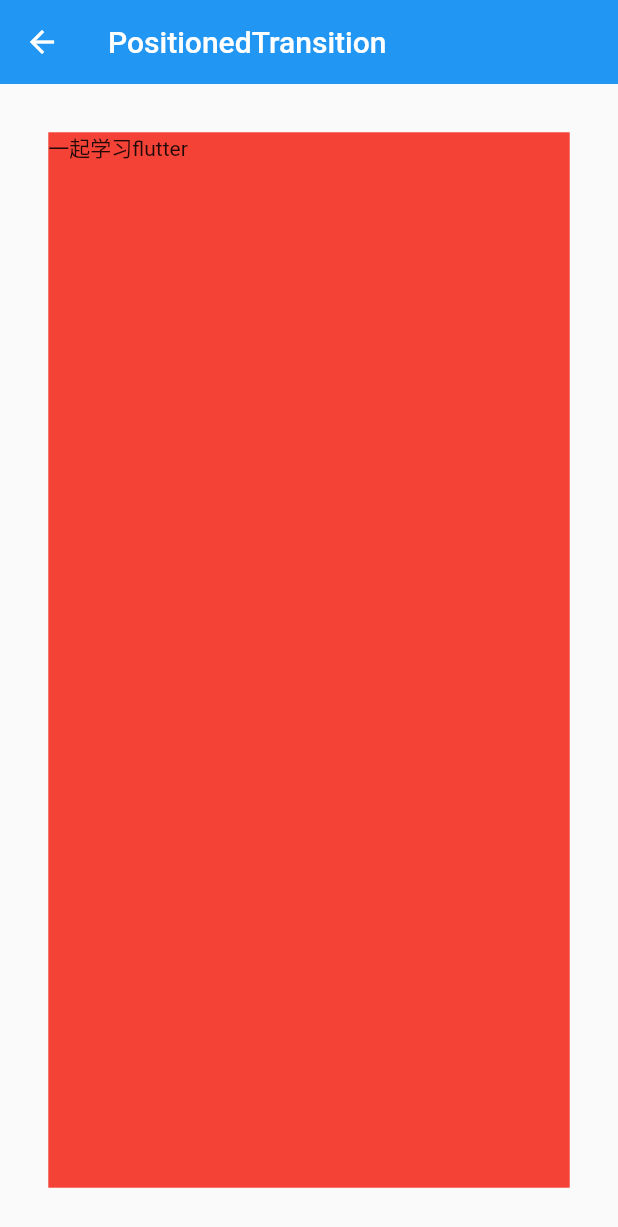
After one commit to codprincess/flutter_base, a Flutter app: the screen it shows after launch, scrolled down 576 dp, after a tap on "PositionedTransition", on a phone screen of 412 x 824 dp. The commit adds this screen. Shown: the top 1227 px of the screen. Run offline on Flutter 3.47's test engine with Material 2 defaults, Android fonts, the phone set to English and light mode, and no system bars; our stand-ins replace shared_preferences; missing offline and left inert: fancy_bottom_navigation_2.

Commit message:
PositionedTransition

```diff
--- /dev/null
+++ b/lib/PositionedTransitionPage.dart
@@ -0,0 +1,61 @@
+import 'package:flutter/material.dart';
+
+class PositionedTransitionPage extends StatefulWidget {
+  const PositionedTransitionPage({Key? key}) : super(key: key);
+
+  @override
+  State<PositionedTransitionPage> createState() => _PositionedTransitionPageState();
+}
+
+class _PositionedTransitionPageState extends State<PositionedTransitionPage> with SingleTickerProviderStateMixin{
+  late AnimationController _controller;
+  late RelativeRectTween _relativeRectTween;
+  late CurvedAnimation _curvedAnimation;
+  @override
+  void initState() {
+    // TODO: implement initState
+    _controller = AnimationController(
+      duration: const Duration(seconds: 2),
+      vsync: this
+    )..repeat(reverse: true);
+
+    _relativeRectTween = RelativeRectTween(
+      begin: const RelativeRect.fromLTRB(100.0, 100.0, 100.0, 100.0),
+      end:const RelativeRect.fromLTRB(20.0, 20.0, 20.0, 20.0)
+    );
+
+    _curvedAnimation = CurvedAnimation(parent: _controller, curve: Curves.ease);
+
+    _curvedAnimation.addListener(() {
+      setState(() {
+       print(_relativeRectTween.toString());
+      });
+    });
+    super.initState();
+  }
+  @override
+  void dispose() {
+    // TODO: implement dispose
+    _controller.dispose();
+    super.dispose();
+  }
+  @override
+  Widget build(BuildContext context) {
+    return Scaffold(
+      appBar: AppBar(title: const Text('PositionedTransition'),),
+      body: Center(
+        child: Stack(
+          children: [
+            PositionedTransition(
+                rect: _relativeRectTween.animate(_curvedAnimation),
+                child: Container(
+                  color: Colors.red,
+                  child: const Text('一起学习flutter'),
+                )
+            )
+          ],
+        ),
+      )
+    );
+  }
+}
--- a/lib/main.dart
+++ b/lib/main.dart
@@ -24,6 +24,7 @@ import 'package:flutter_base/LoginPage.dart';
 import 'package:flutter_base/NestedScrollViewPage.dart';
 import 'package:flutter_base/PaddingPage.dart';
 import 'package:flutter_base/PageViewPage.dart';
+import 'package:flutter_base/PositionedTransitionPage.dart';
 import 'package:flutter_base/RowPage.dart';
 import 'package:flutter_base/ScaffoldPage.dart';
 import 'package:flutter_base/ScaleAnimationPage.dart';
@@ -195,6 +196,7 @@ class _MyAppState extends State<MyApp> {
               'AnimatedModalBarrier_Page':(context)=>AnimatedModalBarrierPage(),
               'DecoratedBoxTransition_Page':(context) => DecoratedBoxTransitionPage(),
               'DefaultTextStyleTransition_page':(context) => DefaultTextStyleTransitionPage(),
+              'PositionedTransition_page':(context) => PositionedTransitionPage(),
 
             },
           );
@@ -649,6 +651,12 @@ class _MyHomePageState extends State<MyHomePage> {
                     },
                     child: const Text('DefaultTextStyleTransition'),
                   ),
+                  ElevatedButton(
+                    onPressed: (){
+                      Navigator.pushNamed(context, 'PositionedTransition_page');
+                    },
+                    child: const Text('PositionedTransition'),
+                  ),
 
 
                   ElevatedButton(
```
Also changed, not shown: 11 other files.
